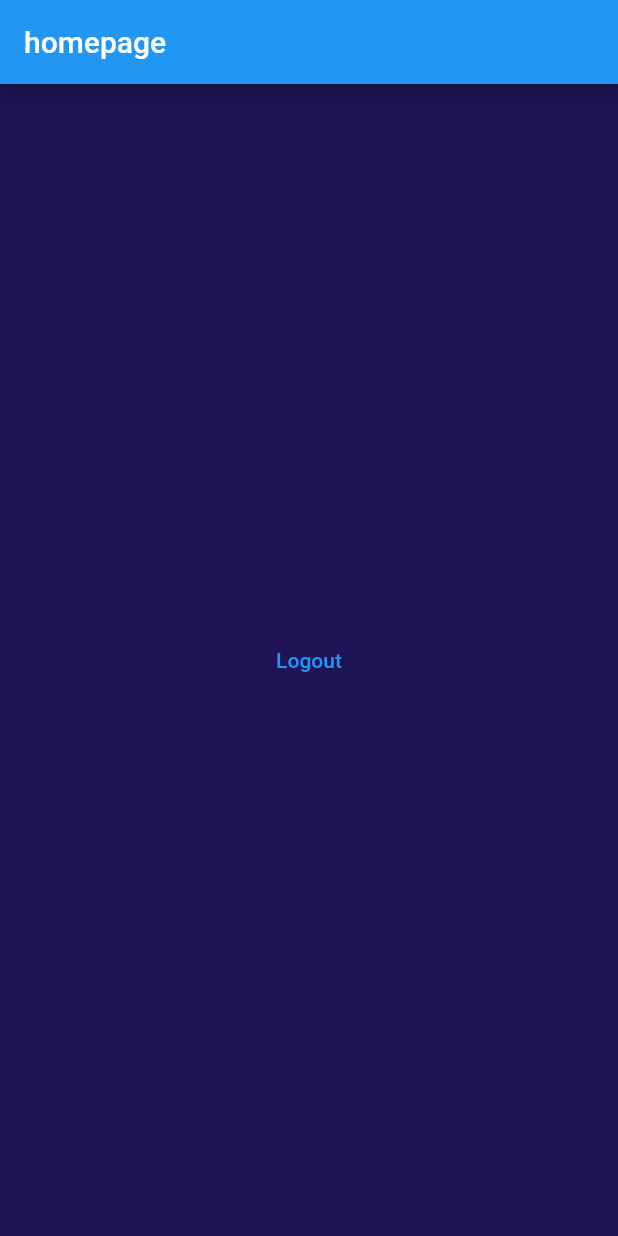
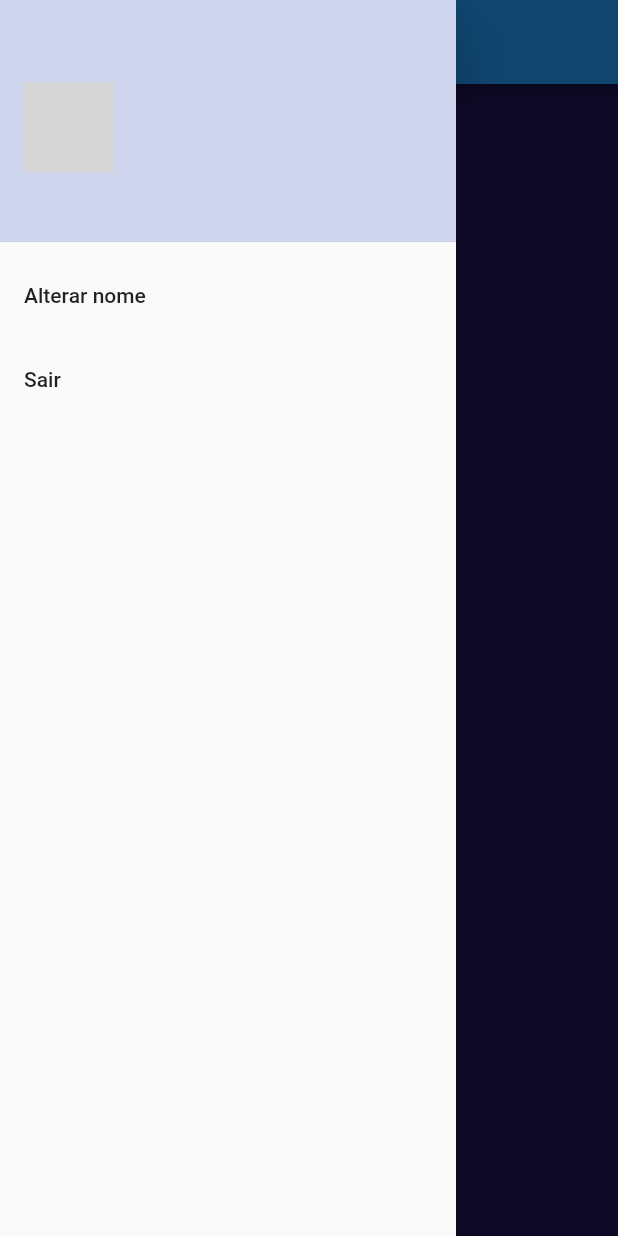
Before and after one commit to GustaAndrad/toDo_app_with_Flutter, a Flutter app: the screen it shows once a user with an empty profile is signed in, with the side drawer open (before the commit the screen has no drawer), on a phone screen of 412 x 824 dp. Run offline on Flutter 3.47's test engine with Material 2 defaults, Android fonts, the phone set to English and light mode, and no system bars; our stand-ins replace device_preview, firebase_auth, firebase_core, flutter_signin_button, google_fonts, google_sign_in and 2 more; missing offline and left inert: flutter_overlay_loader, validatorless; accounts and stored records are empty; network calls fail; Roboto replaces fonts that are missing (Mandali); grey boxes are pictures that could not be loaded.

Commit message:
add drawer e alteração do nome do usuario

```diff
--- a/lib/app/modules/home/home_page.dart
+++ b/lib/app/modules/home/home_page.dart
@@ -1,6 +1,5 @@
 import 'package:flutter/material.dart';
-import 'package:provider/provider.dart';
-import 'package:todo_list_provider/app/core/auth/auth_provider.dart';
+import 'package:todo_list_provider/app/modules/home/widgets/home_drawer.dart';
 
 class HomePage extends StatelessWidget {
   const HomePage({Key? key}) : super(key: key);
@@ -11,13 +10,8 @@ class HomePage extends StatelessWidget {
       appBar: AppBar(
         title: const Text('homepage'),
       ),
-      body: Center(
-        child: TextButton(
-            onPressed: () {
-              context.read<AuthProvider>().logout();
-            },
-            child: Text('Logout')),
-      ),
+      drawer: HomeDrawer(),
+      body: Container(),
     );
   }
 }
--- /dev/null
+++ b/lib/app/modules/home/widgets/home_drawer.dart
@@ -0,0 +1,98 @@
+import 'package:flutter/material.dart';
+import 'package:flutter_overlay_loader/flutter_overlay_loader.dart';
+import 'package:provider/provider.dart';
+import 'package:todo_list_provider/app/core/auth/auth_provider.dart';
+import 'package:todo_list_provider/app/core/ui/messages.dart';
+import 'package:todo_list_provider/app/core/ui/theme_extensions.dart';
+import 'package:todo_list_provider/app/services/user/user_service.dart';
+
+class HomeDrawer extends StatelessWidget {
+  final nameVN = ValueNotifier<String>('');
+
+  HomeDrawer({Key? key}) : super(key: key);
+
+  @override
+  Widget build(BuildContext context) {
+    return Drawer(
+      child: ListView(
+        children: [
+          DrawerHeader(
+            decoration: BoxDecoration(
+              color: context.primaryColor.withAlpha(70),
+            ),
+            child: Row(
+              children: [
+                Selector<AuthProvider, String>(builder: (_, value, __) {
+                  return CircleAvatar(
+                    backgroundImage: NetworkImage(value),
+                    radius: 30,
+                  );
+                }, selector: (context, authProvider) {
+                  return authProvider.user?.photoURL ??
+                      'https://images.fineartamerica.com/images/artworkimages/mediumlarge/3/human-skull-in-headphones-on-black-background-konstantin-petrov.jpg';
+                }),
+                Expanded(
+                  child: Padding(
+                    padding: const EdgeInsets.all(8.0),
+                    child:
+                        Selector<AuthProvider, String>(builder: (_, value, __) {
+                      return Text(
+                        value,
+                        style: context.textTheme.subtitle2,
+                      );
+                    }, selector: (context, authProvider) {
+                      return authProvider.user?.displayName ?? 'Não informado';
+                    }),
+                  ),
+                )
+              ],
+            ),
+          ),
+          ListTile(
+            onTap: () {
+              showDialog(
+                context: context,
+                builder: (_) {
+                  return AlertDialog(
+                    title: Text('Alterar Nome'),
+                    content: TextField(
+                      onChanged: ((value) => nameVN.value = value),
+                    ),
+                    actions: [
+                      TextButton(
+                        onPressed: () => Navigator.of(context).pop(),
+                        child: Text(
+                          'Cancelar',
+                          style: TextStyle(color: Colors.red),
+                        ),
+                      ),
+                      TextButton(
+                        onPressed: () async {
+                          final nameValue = nameVN.value;
+                          if (nameValue.isEmpty) {
+                            Messages.of(context).showError('Nome obrigatorio');
+                          } else {
+                            await context
+                                .read<UserService>()
+                                .updateDisplayName(nameValue);
+                            Navigator.of(context).pop();
+                          }
+                        },
+                        child: Text('Alterar'),
+                      ),
+                    ],
+                  );
+                },
+              );
+            },
+            title: Text('Alterar nome'),
+          ),
+          ListTile(
+            onTap: () => context.read<AuthProvider>().logout(),
+            title: Text('Sair'),
+          ),
+        ],
+      ),
+    );
+  }
+}
--- a/lib/app/repositories/user/user_repository.dart
+++ b/lib/app/repositories/user/user_repository.dart
@@ -6,4 +6,5 @@ abstract class UserRepository {
   Future<void> forgotPassword(String email);
   Future<User?> googleLogin();
   Future<void> logout();
+  Future<void> updateDisplayName(String name);
 }
--- a/lib/app/services/user/user_service.dart
+++ b/lib/app/services/user/user_service.dart
@@ -6,4 +6,5 @@ abstract class UserService {
   Future<void> forgotPassword(String email);
   Future<User?> googleLogin();
   Future<void> logout();
+  Future<void> updateDisplayName(String name);
 }
--- a/lib/app/services/user/user_service_impl.dart
+++ b/lib/app/services/user/user_service_impl.dart
@@ -25,4 +25,8 @@ class UserServiceImpl implements UserService {
 
   @override
   Future<void> logout() => _userRepository.logout();
+
+  @override
+  Future<void> updateDisplayName(String name) =>
+      _userRepository.updateDisplayName(name);
 }
```
Also changed, not shown: lib/app/repositories/user/user_repository.impl.dart (+9 -0 lines).
